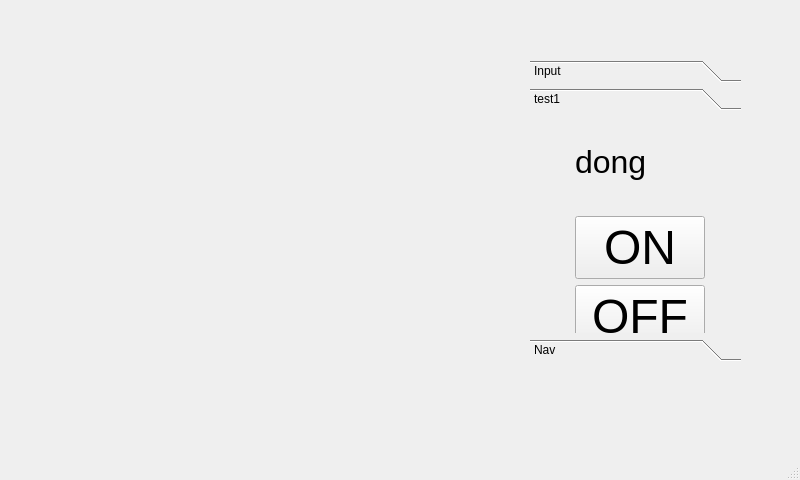
Above: form.ui from jkeller52/pigui before the change. Below: the same form after it.
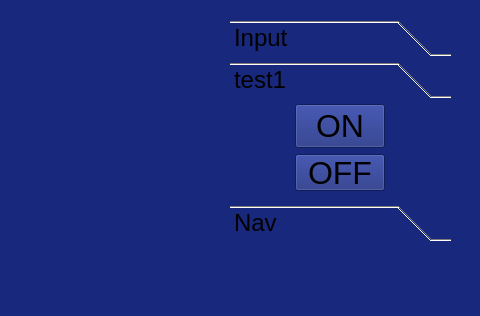
That is the form after the change. The open tabs and pages were chosen to show the change.

Patch:
```diff
--- a/form.ui
+++ b/form.ui
@@ -6,31 +6,49 @@
    <rect>
     <x>0</x>
     <y>0</y>
-    <width>800</width>
-    <height>480</height>
+    <width>480</width>
+    <height>316</height>
    </rect>
   </property>
   <property name="maximumSize">
    <size>
-    <width>800</width>
-    <height>480</height>
+    <width>800800</width>
+    <height>78978</height>
    </size>
   </property>
   <property name="windowTitle">
    <string>MainWindow</string>
   </property>
+  <property name="styleSheet">
+   <string notr="true">background-color: rgb(24, 40, 124);</string>
+  </property>
   <widget class="QWidget" name="centralwidget">
    <widget class="QToolBox" name="toolBox">
     <property name="geometry">
      <rect>
-      <x>530</x>
-      <y>60</y>
-      <width>211</width>
-      <height>301</height>
+      <x>230</x>
+      <y>20</y>
+      <width>221</width>
+      <height>221</height>
      </rect>
     </property>
+    <property name="maximumSize">
+     <size>
+      <width>480</width>
+      <height>320</height>
+     </size>
+    </property>
+    <property name="font">
+     <font>
+      <pointsize>18</pointsize>
+     </font>
+    </property>
     <property name="autoFillBackground">
-     <bool>true</bool>
+     <bool>false</bool>
+    </property>
+    <property name="styleSheet">
+     <string notr="true">border-color: rgb(15, 84, 244);
+gridline-color: rgb(10, 38, 191);</string>
     </property>
     <property name="currentIndex">
      <number>0</number>
@@ -104,8 +122,8 @@
       <rect>
        <x>0</x>
        <y>0</y>
-       <width>211</width>
-       <height>199</height>
+       <width>221</width>
+       <height>101</height>
       </rect>
      </property>
      <attribute name="label">
@@ -114,19 +132,19 @@
      <widget class="QWidget" name="gridLayoutWidget_3">
       <property name="geometry">
        <rect>
-        <x>10</x>
+        <x>20</x>
         <y>0</y>
-        <width>201</width>
-        <height>231</height>
+        <width>181</width>
+        <height>87</height>
        </rect>
       </property>
       <layout class="QGridLayout" name="gridLayout_5">
-       <item row="4" column="0">
+       <item row="2" column="0">
         <widget class="QToolButton" name="btnOff">
          <property name="font">
           <font>
            <family>Arial</family>
-           <pointsize>36</pointsize>
+           <pointsize>24</pointsize>
           </font>
          </property>
          <property name="text">
@@ -134,12 +152,12 @@
          </property>
         </widget>
        </item>
-       <item row="3" column="0">
+       <item row="0" column="0" rowspan="2">
         <widget class="QPushButton" name="btnOn">
          <property name="font">
           <font>
            <family>Arial</family>
-           <pointsize>36</pointsize>
+           <pointsize>24</pointsize>
           </font>
          </property>
          <property name="text">
@@ -147,21 +165,6 @@
          </property>
         </widget>
        </item>
-       <item row="2" column="0">
-        <widget class="QLabel" name="label">
-         <property name="font">
-          <font>
-           <pointsize>24</pointsize>
-          </font>
-         </property>
-         <property name="text">
-          <string>dong</string>
-         </property>
-         <property name="textFormat">
-          <enum>Qt::RichText</enum>
-         </property>
-        </widget>
-       </item>
       </layout>
      </widget>
     </widget>
```
Left out of the diff: 70 changed lines with no effect on the pictures.
